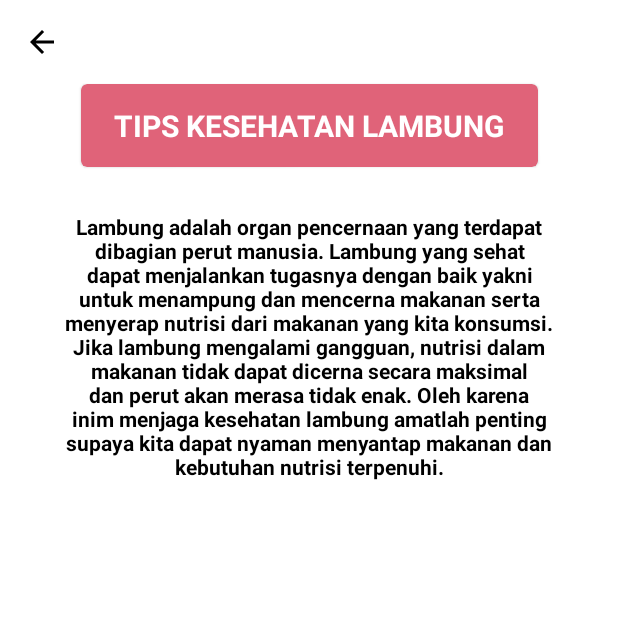
After one commit to nabilqois/Sipala, an Android app: the TipsKesehatanLambungActivity screen opened directly, with no data from a screen before it, on a phone screen of 412 x 824 dp, the top half of it. The commit adds this screen. Run offline under Robolectric (Android 15) with nearby library versions, the phone set to English and light mode, and no system bars.

Commit message:
add and set content TipsKesehatanLambungActivity.kt

```diff
--- a/app/src/main/AndroidManifest.xml
+++ b/app/src/main/AndroidManifest.xml
@@ -13,6 +13,9 @@
         android:supportsRtl="true"
         android:theme="@style/Theme.Sipala"
         tools:targetApi="31">
+        <activity
+            android:name=".TipsKesehatanLambungActivity"
+            android:exported="false" />
         <activity
             android:name=".ThemeActivity"
             android:exported="false" />
--- /dev/null
+++ b/app/src/main/java/com/nabil/sipala/TipsKesehatanLambungActivity.kt
@@ -0,0 +1,17 @@
+package com.nabil.sipala
+
+import androidx.appcompat.app.AppCompatActivity
+import android.os.Bundle
+import com.nabil.sipala.databinding.ActivityTipsKesehatanLambungBinding
+
+class TipsKesehatanLambungActivity : AppCompatActivity() {
+    private lateinit var binding: ActivityTipsKesehatanLambungBinding
+
+    override fun onCreate(savedInstanceState: Bundle?) {
+        super.onCreate(savedInstanceState)
+        binding = ActivityTipsKesehatanLambungBinding.inflate(layoutInflater)
+        setContentView(binding.root)
+
+        binding.toolbar.setNavigationOnClickListener { finish() }
+    }
+}
--- /dev/null
+++ b/app/src/main/res/layout/activity_tips_kesehatan_lambung.xml
@@ -0,0 +1,64 @@
+<?xml version="1.0" encoding="utf-8"?>
+<androidx.constraintlayout.widget.ConstraintLayout xmlns:android="http://schemas.android.com/apk/res/android"
+    xmlns:app="http://schemas.android.com/apk/res-auto"
+    xmlns:tools="http://schemas.android.com/tools"
+    android:layout_width="match_parent"
+    android:layout_height="match_parent"
+    tools:context=".TipsKesehatanLambungActivity">
+
+    <com.google.android.material.appbar.AppBarLayout
+        android:id="@+id/appbar_layout"
+        android:layout_width="match_parent"
+        android:layout_height="wrap_content"
+        android:backgroundTint="?attr/colorOnPrimary"
+        app:elevation="0dp"
+        app:layout_constraintTop_toTopOf="parent"
+        app:layout_constraintStart_toStartOf="parent"
+        app:layout_constraintEnd_toEndOf="parent">
+        <com.google.android.material.appbar.MaterialToolbar
+            android:id="@+id/toolbar"
+            style="@style/MyNav"
+            android:layout_width="match_parent"
+            android:layout_height="?attr/actionBarSize"
+            app:titleCentered="true"
+            app:navigationIcon="@drawable/ic_arrow_back"/>
+    </com.google.android.material.appbar.AppBarLayout>
+
+    <com.google.android.material.card.MaterialCardView
+        android:id="@+id/cardview"
+        android:layout_width="wrap_content"
+        android:layout_height="wrap_content"
+        android:backgroundTint="@color/pink_rose"
+        app:layout_constraintStart_toStartOf="parent"
+        app:layout_constraintEnd_toEndOf="parent"
+        app:layout_constraintTop_toBottomOf="@id/appbar_layout">
+
+        <TextView
+            android:layout_width="wrap_content"
+            android:layout_height="wrap_content"
+            android:layout_marginStart="22dp"
+            android:layout_marginEnd="22dp"
+            android:layout_marginTop="14dp"
+            android:layout_marginBottom="14dp"
+            android:text="TIPS KESEHATAN LAMBUNG"
+            android:textSize="20sp"
+            android:textColor="@color/white"
+            android:textStyle="bold"/>
+    </com.google.android.material.card.MaterialCardView>
+
+    <TextView
+        android:id="@+id/tips_lambung"
+        style="@style/txt_light_b_dark_w"
+        android:layout_width="wrap_content"
+        android:layout_height="wrap_content"
+        android:text="@string/tips_lambung"
+        android:paddingStart="35dp"
+        android:paddingEnd="35dp"
+        android:textAlignment="center"
+        android:textStyle="bold"
+        android:layout_marginTop="30dp"
+        app:layout_constraintStart_toStartOf="parent"
+        app:layout_constraintEnd_toEndOf="parent"
+        app:layout_constraintTop_toBottomOf="@id/cardview"/>
+
+</androidx.constraintlayout.widget.ConstraintLayout>
--- a/app/src/main/res/values-night/themes.xml
+++ b/app/src/main/res/values-night/themes.xml
@@ -30,4 +30,8 @@
     <style name="TextInputDisable" parent="@style/Widget.MaterialComponents.TextInputLayout.OutlinedBox">
         <item name="boxBackgroundColor">#1E1E1E</item>
     </style>
+
+    <style name="txt_light_b_dark_w">
+        <item name="android:textColor">@color/white</item>
+    </style>
 </resources>
--- a/app/src/main/res/values/strings.xml
+++ b/app/src/main/res/values/strings.xml
@@ -27,5 +27,6 @@
     <string name="null_password">Please Enter Your Your Password!</string>
     <string name="should_6_password">At least enter 6 characters in password</string>
     <string name="pass_not_same">Your first and second Password Was Not Same!</string>
+    <string name="tips_lambung">Lambung adalah organ pencernaan yang terdapat dibagian perut manusia. Lambung yang sehat dapat menjalankan tugasnya dengan baik yakni untuk menampung dan mencerna makanan serta menyerap nutrisi dari makanan yang kita konsumsi. Jika lambung mengalami gangguan, nutrisi dalam makanan tidak dapat dicerna secara maksimal dan perut akan merasa tidak enak. Oleh karena inim menjaga kesehatan lambung amatlah penting supaya kita dapat nyaman menyantap makanan dan kebutuhan nutrisi terpenuhi. </string>
 
 </resources>
--- a/app/src/main/res/values/themes.xml
+++ b/app/src/main/res/values/themes.xml
@@ -62,5 +62,7 @@
         <item name="boxBackgroundColor">#FFEDEEF0</item>
     </style>
 
-
+    <style name="txt_light_b_dark_w">
+        <item name="android:textColor">@color/black</item>
+    </style>
 </resources>
```
Also changed, not shown: app/src/main/java/com/nabil/sipala/HomeActivity.kt (+7 -0 lines), app/src/main/res/drawable/ic_research.xml (added, +9 -0 lines), app/src/main/res/layout/activity_home.xml (+24 -1 lines).
